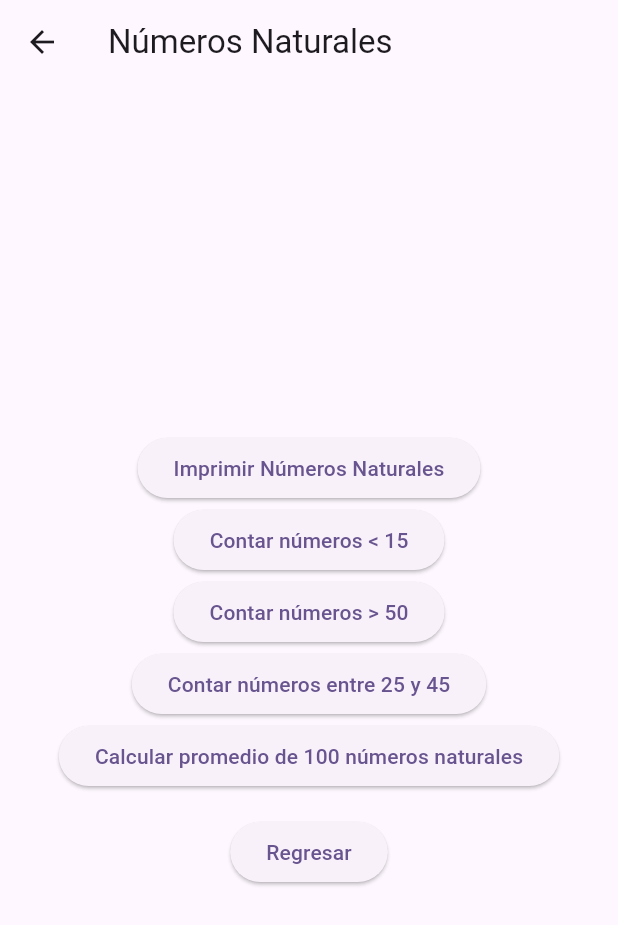
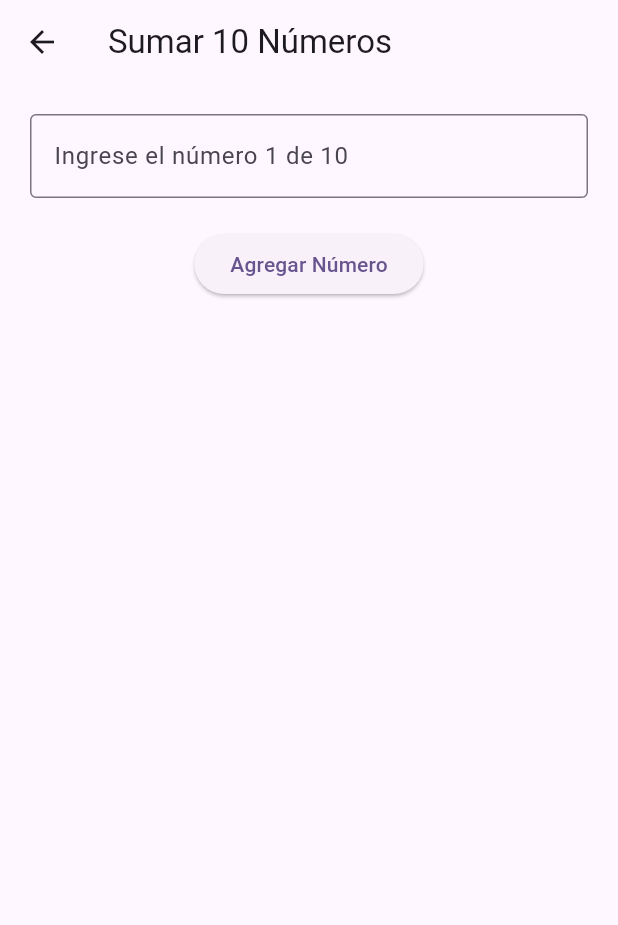
Before and after one commit to OppaDev/creacion_ejecucion_activity, a Flutter app: the screen it shows after launch, after a tap on "Numeros Naturales", on a phone screen of 412 x 824 dp. Shown: the top 925 px of the screen. Run offline on Flutter 3.47's test engine with Material 3 defaults, Android fonts, the phone set to English and light mode, and no system bars.

Commit message:
new changes

```diff
--- a/lib/main.dart
+++ b/lib/main.dart
@@ -24,7 +24,7 @@ class MyApp extends StatelessWidget {
       routes: {
         '/': (context) => const MyHomePage(title: 'Creación y ejecución de una Activity'),
         '/compania': (context) => Compania(),
-        '/numerosNat': (context) => NumerosNat(),
+        '/numerosNat': (context) => Numeros(),
         '/numerosAmigos': (context) => NumerosAmigos(),
         '/valorSerie': (context) => ValorSerie(),
         '/verificarPrimo': (context) => VerificarPrimo(),
--- a/lib/screens/compania.dart
+++ b/lib/screens/compania.dart
@@ -79,7 +79,7 @@ class _CompaniaState extends State<Compania> {
   Widget build(BuildContext context) {
     return Scaffold(
       appBar: AppBar(
-        title: const Text('Compania'),
+        title: const Text('Sueldo de Empleado'),
       ),
       body: Padding(
         padding: const EdgeInsets.all(16.0),
--- a/lib/screens/numerosNat.dart
+++ b/lib/screens/numerosNat.dart
@@ -1,117 +1,119 @@
 import 'package:flutter/material.dart';
 
-class NumerosNat extends StatefulWidget {
+class Numeros extends StatefulWidget{
+  const Numeros({super.key});
+
   @override
-  State<NumerosNat> createState() => _NumerosNatState();
+  State<Numeros> createState() => _NumerosState();
 }
 
-class _NumerosNatState extends State<NumerosNat> {
-  //logica
-  String? respuesta ;
-  //metodos
-  //generara numeros naturales
-  List<int> genNumNaturales(int n) {
-    List<int> numeros = List<int>.generate(n, (_) => (1 + (100 * (new DateTime.now().microsecondsSinceEpoch % 1000) / 1000).toInt()));
-    return numeros;
+class _NumerosState extends State<Numeros>{
+  TextEditingController numBox = TextEditingController();
+  static const int limte = 10;
+  final List<double> listaNumeros = [];
+  int menores15 = 0;
+  int mayores50 = 0;
+  int numEntre = 0;
+  double promedio = 0;
+
+
+  @override
+  void dispose() {
+    numBox.dispose();
+    super.dispose();
   }
 
-  void opciones(String opcion) {
-    //variables
-    List<int> numerosNaturales = [];
-    numerosNaturales = genNumNaturales(100);
-    String resultado = '';
+  void agregarNumeros(){
+    if (numBox.text.isEmpty) return;
+    final number = double.tryParse(numBox.text);
+    if (number == null){
+      _showError('Ingrese un numero valido');
+      return;
+    }
 
-    switch (opcion) {
-      case 'imprimir':
-        resultado = 'Los números naturales son: ${numerosNaturales.join(', ')}';
-        break;
-      case 'a':
-        // contar numeros < 15
-        int contador = 0;
-        for (int i = 0; i < numerosNaturales.length; i++) {
-          if (numerosNaturales[i] < 15) {
-            contador++;
-          }
-        }
-        resultado = 'Cantidad de números naturales menores a 15: $contador';
-        break;
-      case 'b':
-        //contar numeros > 50
-        int contador = 0;
-        for (int i = 0; i < numerosNaturales.length; i++) {
-          if (numerosNaturales[i] > 50) {
-            contador++;
-          }
-        }
-        resultado = 'Cantidad de números naturales mayores a 50: $contador';
-        break;
-      case 'c':
-        //contar numeros entre 25 y 45
-        int contador = 0;
-        for (int i = 0; i < numerosNaturales.length; i++) {
-          if (numerosNaturales[i] >= 25 && numerosNaturales[i] <= 45) {
-            contador++;
-          }
-        }
-        resultado = 'Cantidad de números naturales entre 25 y 45: $contador';
-        break;
-      case 'd':
-        //promedio 100 numeros naturales
-        int suma = 0;
-        for (int i = 0; i < numerosNaturales.length; i++) {
-          suma += numerosNaturales[i];
-        }
-        double promedio = suma / numerosNaturales.length;
-        resultado = 'El promedio de los 100 números naturales es: $promedio';
-        break;
-    }
     setState(() {
-      respuesta = resultado;
+      listaNumeros.add(number);
+      numBox.clear();
     });
 
+    if (listaNumeros.length >= limte){
+      for (int k=0; k<listaNumeros.length;k++){
+          if (listaNumeros[k] < 15){
+            menores15++;
+          }
+          if(listaNumeros[k]> 50){
+            mayores50++;
+          }
+          if(listaNumeros[k] >=25 && listaNumeros[k] <=45){
+            numEntre++;
+          }
+          promedio = promedio + listaNumeros[k];
+      }
+      promedio = promedio / limte;
+      _showResult();
+    }
   }
-  //Diseño de la pantalla
+
+
+
+  void _showError(String message) {
+    ScaffoldMessenger.of(context).showSnackBar(
+      SnackBar(content: Text(message), backgroundColor: Colors.red),
+    );
+  }
+
+  void _showResult() {
+    showDialog(
+      context: context,
+      builder: (context) => AlertDialog(
+        title: Text('Resultado'),
+        content: Text('Has ingresado $limte números\nPromedio: $promedio\n'
+            'numeros menores  a 15= $menores15\nEntre 24 y 45= $numEntre\n'
+            'Mayores a 50= $mayores50'),
+
+        actions: [
+          TextButton(
+            onPressed: () {
+              Navigator.pop(context);
+              setState(() {
+                listaNumeros.clear();
+                menores15 = 0;
+                promedio = 0;
+                numEntre=0;
+                mayores50 = 0;
+              });
+            },
+            child: Text('Reiniciar'),
+          ),
+        ],
+      ),
+    );
+  }
+
   @override
   Widget build(BuildContext context) {
     return Scaffold(
-      appBar: AppBar(
-        title: const Text('Números Naturales'),
-      ),
-      body: Center(
+      appBar: AppBar(title: Text('Sumar $limte Números')),
+      body: Padding(
+        padding: const EdgeInsets.all(20.0),
         child: Column(
-          mainAxisAlignment: MainAxisAlignment.center,
-          children: <Widget>[
+          children: [
+            TextField(
+              controller: numBox,
+              keyboardType: TextInputType.number,
+              decoration: InputDecoration(
+                labelText: 'Ingrese el número ${listaNumeros.length + 1} de $limte',
+                border: OutlineInputBorder(),
+              ),
+              onSubmitted: (_) => agregarNumeros(),
+            ),
+            SizedBox(height: 20),
             ElevatedButton(
-              onPressed: () => opciones('imprimir'),
-              child: const Text('Imprimir Números Naturales'),
+              onPressed: agregarNumeros,
+              child: Text('Agregar Número'),
             ),
-            ElevatedButton(
-              onPressed: () => opciones('a'),
-              child: const Text('Contar números < 15'),
-            ),
-            ElevatedButton(
-              onPressed: () => opciones('b'),
-              child: const Text('Contar números > 50'),
-            ),
-            ElevatedButton(
-              onPressed: () => opciones('c'),
-              child: const Text('Contar números entre 25 y 45'),
-            ),
-            ElevatedButton(
-              onPressed: () => opciones('d'),
-              child: const Text('Calcular promedio de 100 números naturales'),
-            ),
-            const SizedBox(height: 16),
-            ElevatedButton(
-              onPressed:() {
-                Navigator.pop(context);
-                },
-              child: Text('Regresar'),
-              ),
-            if (respuesta != null) ...[
-              const SizedBox(height: 20),
-              Text(respuesta!),
-            ],
+            SizedBox(height: 20),
+
           ],
         ),
       ),
```
